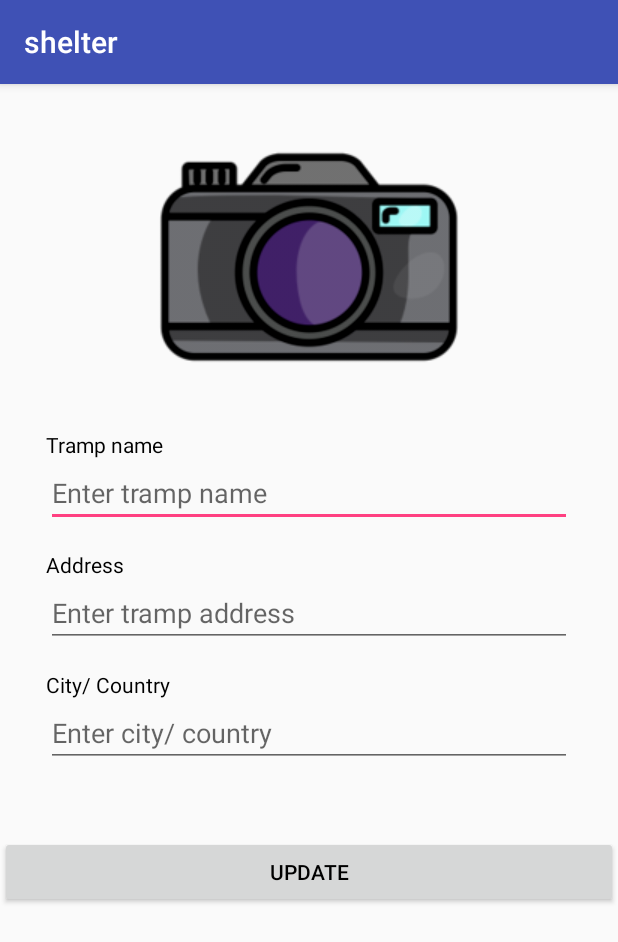
After one commit to hamzama06/Shelter_full_app, an Android app: the EditDataActivity screen opened directly, with no data from a screen before it, on a phone screen of 412 x 824 dp. The commit adds this screen. Shown: the top 942 px of the screen. Run offline under Robolectric (Android 15) with nearby library versions, the phone set to English and light mode, and no system bars; our stand-ins replace Firebase (no records; nobody signed in at launch, a user with empty details on screens opened directly); pictures from the network do not load; Roboto replaces fonts that are not available here; 4 statements that could not run were skipped.

Commit message:
second commit

```diff
--- a/app/build.gradle
+++ b/app/build.gradle
@@ -28,6 +28,7 @@ dependencies {
 
 
 
+
     compile 'com.android.support:appcompat-v7:27.0.1'
     compile 'com.android.support:design:27.0.1'
     compile 'com.google.firebase:firebase-core:11.0.4'
@@ -38,10 +39,9 @@ dependencies {
     compile 'com.android.support.constraint:constraint-layout:1.0.2'
     compile 'com.android.support:support-vector-drawable:27.0.1'
     compile 'com.github.bumptech.glide:glide:4.3.1'
-    annotationProcessor 'com.github.bumptech.glide:compiler:4.3.1'
-
     testCompile 'junit:junit:4.12'
     androidTestCompile 'com.android.support.test.espresso:espresso-core:2.2.2'
+    annotationProcessor 'com.github.bumptech.glide:compiler:4.3.1'
 }
 
 apply plugin: 'com.google.gms.google-services'
--- /dev/null
+++ b/app/src/main/java/com/life/shelter/people/homeless/EditDataActivity.java
@@ -0,0 +1,108 @@
+package com.life.shelter.people.homeless;
+
+import android.content.Intent;
+import android.os.Bundle;
+import android.support.v7.app.AppCompatActivity;
+import android.text.TextUtils;
+import android.view.View;
+import android.widget.Button;
+import android.widget.EditText;
+import android.widget.ImageView;
+import android.widget.ProgressBar;
+import android.widget.Toast;
+
+import com.bumptech.glide.Glide;
+import com.bumptech.glide.request.RequestOptions;
+import com.google.firebase.auth.FirebaseAuth;
+import com.google.firebase.database.DatabaseReference;
+import com.google.firebase.database.FirebaseDatabase;
+
+import java.text.SimpleDateFormat;
+import java.util.Calendar;
+import java.util.Locale;
+
+public class EditDataActivity extends AppCompatActivity {
+
+    private EditText nameEditText, addressEditText, cityEditText;
+    private Button updateBtn;
+    private ImageView photo;
+    private ProgressBar progressBar;
+    private DatabaseReference database;
+
+    @Override
+    protected void onCreate(Bundle savedInstanceState) {
+        super.onCreate(savedInstanceState);
+        setContentView(R.layout.edit_data_activity);
+
+        // get intent data
+        Intent intent = getIntent();
+        final HomeFirebaseClass data = (HomeFirebaseClass) intent.getSerializableExtra("data");
+        RegisterClass registerClass = new RegisterClass();
+        database = FirebaseDatabase.getInstance().getReference("trampoos")
+                .child(registerClass.getCountry())
+                .child(registerClass.getType())
+                .child("users")
+                .child(FirebaseAuth.getInstance().getCurrentUser().getUid());
+
+        // link view
+        nameEditText = findViewById(R.id.edit_data_name);
+        addressEditText = findViewById(R.id.edit_data_address);
+        cityEditText = findViewById(R.id.edit_data_city);
+        updateBtn = findViewById(R.id.edit_data_button);
+        photo = findViewById(R.id.edit_data_photo);
+        progressBar= findViewById(R.id.progressbar);
+
+        // set view data
+        nameEditText.setText(data.getName());
+        addressEditText.setText(data.getAddress());
+        cityEditText.setText(data.getCity());
+        Glide.with(getApplicationContext())
+                .load(data.getUri())
+                .apply(RequestOptions.circleCropTransform())
+                .into(photo);
+
+        // update button listener
+        updateBtn.setOnClickListener(new View.OnClickListener() {
+            @Override
+            public void onClick(View v) {
+                // show progress Bar
+                progressBar.setVisibility(View.VISIBLE);
+                // get view data
+                String mName = nameEditText.getText().toString();
+                String mAddress = addressEditText.getText().toString();
+                String mCity = cityEditText.getText().toString();
+                // set edit date
+                Calendar calendar = Calendar.getInstance();
+                SimpleDateFormat sdf = new SimpleDateFormat("yyyy-MM-dd HH:mm:ss", Locale.ENGLISH);
+                String postdate = sdf.format(calendar.getTime());
+                // check if all field filled
+                if ((!TextUtils.isEmpty(mName)) && (!TextUtils.isEmpty(mAddress)) && (!TextUtils.isEmpty(mCity))) {
+                    String id = data.getId();
+                    String ownerId = data.getUserId();
+                    String userName = data.getName();
+                    String userphotoUri = data.getUserUri();
+                    String photoUrl = data.getUri();
+                    HomeFirebaseClass homefirebaseclass = new HomeFirebaseClass(id,mName, mAddress, mCity, photoUrl,
+                            userphotoUri, userName, postdate, ownerId);
+                    // save data to database
+                    database.child(id).setValue(homefirebaseclass);
+                    // hide progress Bar
+                    progressBar.setVisibility(View.GONE);
+                    // success message
+                    Toast.makeText(EditDataActivity.this, "Data updated", Toast.LENGTH_SHORT).show();
+                    // clean view data
+                    nameEditText.setText("");
+                    addressEditText.setText("");
+                    cityEditText.setText("");
+                    // move to home Page
+                    Intent intent = new Intent(EditDataActivity.this, home.class);
+                    // Start the new activity
+                    startActivity(intent);
+                }
+                else
+                    Toast.makeText(EditDataActivity.this, "you should fill all fields", Toast.LENGTH_SHORT).show();
+
+            }
+        });
+    }
+}
--- a/app/src/main/java/com/life/shelter/people/homeless/RegisterClass.java
+++ b/app/src/main/java/com/life/shelter/people/homeless/RegisterClass.java
@@ -1,4 +1,10 @@
 package com.life.shelter.people.homeless;
+
+import android.util.Log;
+
+import com.google.firebase.auth.FirebaseAuth;
+import com.google.firebase.database.DatabaseReference;
+import com.google.firebase.database.FirebaseDatabase;
 
 /**
  * Created by AHMED MAGDY on 9/23/2018.
@@ -10,7 +16,17 @@ public class RegisterClass {
     private String ctype;
 
 
-    public  RegisterClass() {}
+    public  RegisterClass() {
+        FirebaseAuth mAuth = FirebaseAuth.getInstance();
+        String userId = mAuth.getCurrentUser().getUid();
+        DatabaseReference database = FirebaseDatabase.getInstance().getReference("reg_data");
+
+        Log.v("Register",database.child(userId).toString());
+
+        setCountry(database.child(userId).child("ccountry").toString());
+        setType(database.child(userId).child("ctype").toString());
+        setEmail(database.child(userId).child("cemail").toString());
+    }
 
     public RegisterClass(String cemail, String ccountry, String ctype) {
         this.cemail = cemail;
@@ -18,27 +34,27 @@ public class RegisterClass {
         this.ctype = ctype;
     }
 
-    public String getCemail() {
+    public String getEmail() {
         return cemail;
     }
 
-    public void setCemail(String cemail) {
+    public void setEmail(String cemail) {
         this.cemail = cemail;
     }
 
-    public String getCcountry() {
+    public String getCountry() {
         return ccountry;
     }
 
-    public void setCcountry(String ccountry) {
+    public void setCountry(String ccountry) {
         this.ccountry = ccountry;
     }
 
-    public String getCtype() {
+    public String getType() {
         return ctype;
     }
 
-    public void setCtype(String ctype) {
+    public void setType(String ctype) {
         this.ctype = ctype;
     }
 }
--- a/app/src/main/java/com/life/shelter/people/homeless/displayOrganizations.java
+++ b/app/src/main/java/com/life/shelter/people/homeless/displayOrganizations.java
@@ -45,7 +45,7 @@ public class displayOrganizations extends AppCompatActivity {
         handler.postDelayed(new Runnable() {// delay
             @Override
             public void run() {// delay
-                // Do something after 5s = 5000ms
+                // Do something after 1s = 1000ms
                 if (isNetworkConnected()) {
                     if(country != null &&  type != null) {
                         databaseTramp.child(country).child("Organization").child("users").addListenerForSingleValueEvent(new ValueEventListener() {
@@ -58,6 +58,7 @@ public class displayOrganizations extends AppCompatActivity {
 
                                     for (DataSnapshot userdataSnapshot : userId.getChildren()) {
 
+                                        String cId = userdataSnapshot.child("cId").getValue(String.class);
                                         String hName = userdataSnapshot.child("cName").getValue(String.class);
                                         String hAddress = userdataSnapshot.child("cAddress").getValue(String.class);
                                         String hCity = userdataSnapshot.child("cCity").getValue(String.class);
@@ -67,7 +68,7 @@ public class displayOrganizations extends AppCompatActivity {
                                         String hDate = userdataSnapshot.child("pdate").getValue(String.class);
                                         String hUserId = userdataSnapshot.child("userid").getValue(String.class);
 
-                                        HomeFirebaseClass homeTramp = new HomeFirebaseClass(hName, hAddress, hCity, hUri, hUserUri, hUserName, hDate,hUserId);
+                                        HomeFirebaseClass homeTramp = new HomeFirebaseClass(cId, hName, hAddress, hCity, hUri, hUserUri, hUserName, hDate,hUserId);
                                         trampList.add(0, homeTramp);
                                     }
                                 }
--- a/app/src/main/java/com/life/shelter/people/homeless/home.java
+++ b/app/src/main/java/com/life/shelter/people/homeless/home.java
@@ -120,6 +120,7 @@ public class home extends AppCompatActivity
 
                             for (DataSnapshot userdataSnapshot : userid.getChildren()) {
 
+                                String cId = userdataSnapshot.child("cId").getValue(String.class);
                                 String hname = userdataSnapshot.child("cName").getValue(String.class);
                                 String haddress = userdataSnapshot.child("cAddress").getValue(String.class);
                                 String hcity = userdataSnapshot.child("cCity").getValue(String.class);
@@ -129,7 +130,7 @@ public class home extends AppCompatActivity
                                 String hpdate = userdataSnapshot.child("pdate").getValue(String.class);
                                 String huserid = userdataSnapshot.child("userid").getValue(String.class);
 
-                                HomeFirebaseClass hometramp = new HomeFirebaseClass(hname, haddress, hcity, huri, huseruri, husername, hpdate,huserid);
+                                HomeFirebaseClass hometramp = new HomeFirebaseClass(cId ,hname, haddress, hcity, huri, huseruri, husername, hpdate,huserid);
                                 trampList.add(0, hometramp);
                             }
                         }
--- /dev/null
+++ b/app/src/main/res/layout/edit_data_activity.xml
@@ -0,0 +1,106 @@
+<?xml version="1.0" encoding="utf-8"?>
+<ScrollView xmlns:android="http://schemas.android.com/apk/res/android"
+    xmlns:app="http://schemas.android.com/apk/res-auto"
+    xmlns:tools="http://schemas.android.com/tools"
+    android:layout_width="match_parent"
+    android:layout_height="match_parent"
+    tools:context="com.life.shelter.people.homeless.trampdata">
+    <LinearLayout
+        android:layout_width="match_parent"
+        android:layout_height="match_parent"
+        android:orientation="vertical">
+        <LinearLayout
+            android:layout_width="match_parent"
+            android:layout_height="wrap_content"
+            android:layout_margin="15dp"
+            android:orientation="vertical">
+
+            <RelativeLayout
+                android:layout_width="match_parent"
+                android:layout_height="wrap_content">
+
+                <ImageView
+                    android:id="@+id/edit_data_photo"
+                    android:layout_width="wrap_content"
+                    android:layout_height="wrap_content"
+                    android:layout_centerHorizontal="true"
+                    android:layout_centerVertical="true"
+                    android:scaleType="center"
+                    android:src="@drawable/camera1" />
+                <ProgressBar
+                    android:id="@+id/progressbar"
+                    android:layout_width="wrap_content"
+                    android:layout_height="wrap_content"
+                    android:layout_centerHorizontal="true"
+                    android:layout_centerVertical="true"
+                    android:visibility="gone" />
+            </RelativeLayout>
+
+            <LinearLayout
+                android:layout_width="match_parent"
+                android:layout_height="match_parent"
+                android:layout_margin="15dp"
+                android:orientation="vertical">
+
+                <TextView
+                    android:id="@+id/textview_1"
+                    android:layout_width="match_parent"
+                    android:layout_height="wrap_content"
+                    android:text="Tramp name"
+                    android:textColor="#000000" />
+
+                <EditText
+                    android:id="@+id/edit_data_name"
+                    android:layout_width="match_parent"
+                    android:layout_height="wrap_content"
+                    android:maxLines="1"
+                    android:inputType="textPersonName"
+                    android:layout_marginBottom="15dp"
+                    android:hint="Enter tramp name" />
+
+                <TextView
+                    android:id="@+id/textview_2"
+                    android:layout_width="match_parent"
+                    android:layout_height="wrap_content"
+                    android:layout_margin="0dp"
+                    android:text="Address"
+                    android:textColor="#000000" />
+
+                <EditText
+                    android:id="@+id/edit_data_address"
+                    android:layout_width="match_parent"
+                    android:layout_height="wrap_content"
+                    android:layout_marginBottom="15dp"
+                    android:maxLines="1"
+                    android:inputType="textPostalAddress"
+                    android:hint="Enter tramp address" />
+
+                <TextView
+                    android:id="@+id/textview_3"
+                    android:layout_width="match_parent"
+                    android:layout_height="wrap_content"
+                    android:layout_margin="0dp"
+                    android:text="City/ Country"
+                    android:textColor="#000000" />
+
+                <EditText
+                    android:id="@+id/edit_data_city"
+                    android:layout_width="match_parent"
+                    android:layout_height="wrap_content"
+                    android:layout_marginBottom="15dp"
+                    android:maxLines="1"
+                    android:inputType="textPostalAddress"
+                    android:hint="Enter city/ country" />
+            </LinearLayout>
+        </LinearLayout>
+
+        <Button
+            android:id="@+id/edit_data_button"
+            android:layout_width="match_parent"
+            android:layout_height="wrap_content"
+            android:text="Update"
+            android:textColor="#000000" />
+
+
+    </LinearLayout>
+</ScrollView>
```
Also changed, not shown: app/src/main/AndroidManifest.xml (+8 -8 lines), app/src/main/java/com/life/shelter/people/homeless/Account.java (+11 -8 lines), app/src/main/java/com/life/shelter/people/homeless/HomeFirebaseClass.java (+33 -9 lines), app/src/main/java/com/life/shelter/people/homeless/TrampHomeAdapter.java (+144 -39 lines), app/src/main/java/com/life/shelter/people/homeless/trampdata.java (+16 -14 lines), app/src/main/res/layout/activity_account.xml (+8 -0 lines), app/src/main/res/layout/delete_edit_dialog.xml (added, +47 -0 lines), app/src/main/res/layout/list_layout_home.xml (+8 -0 lines).
